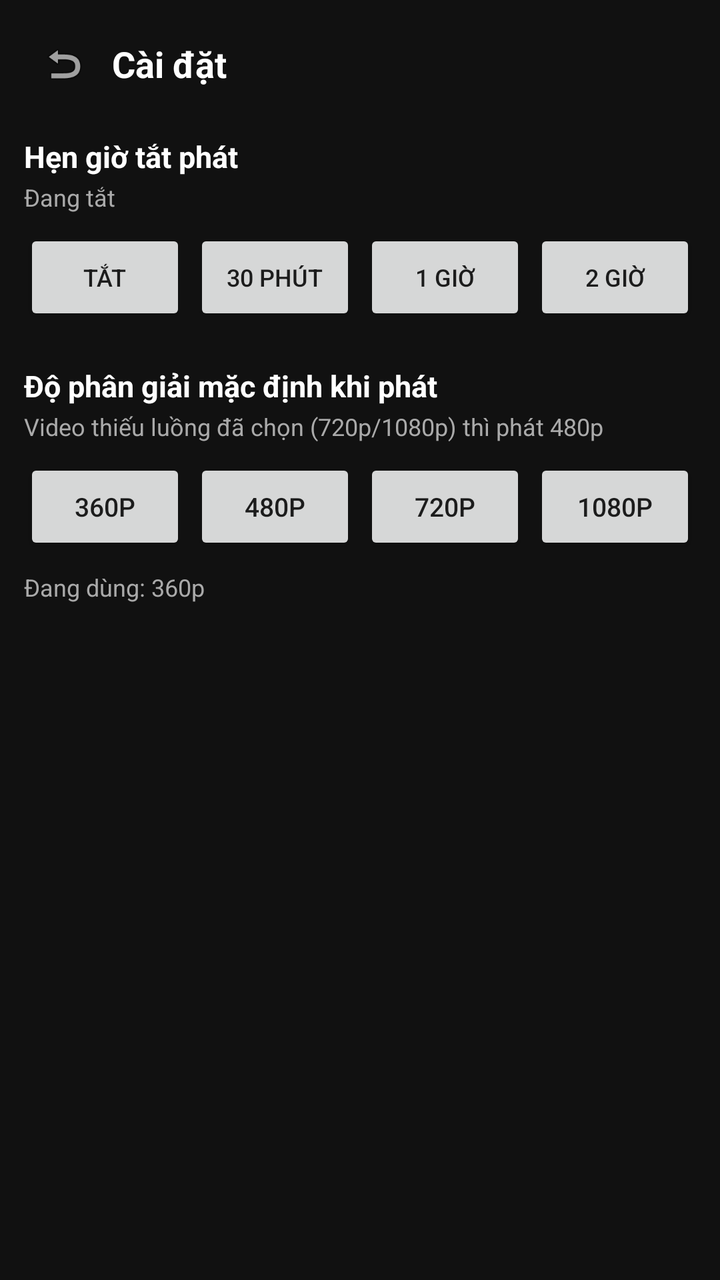
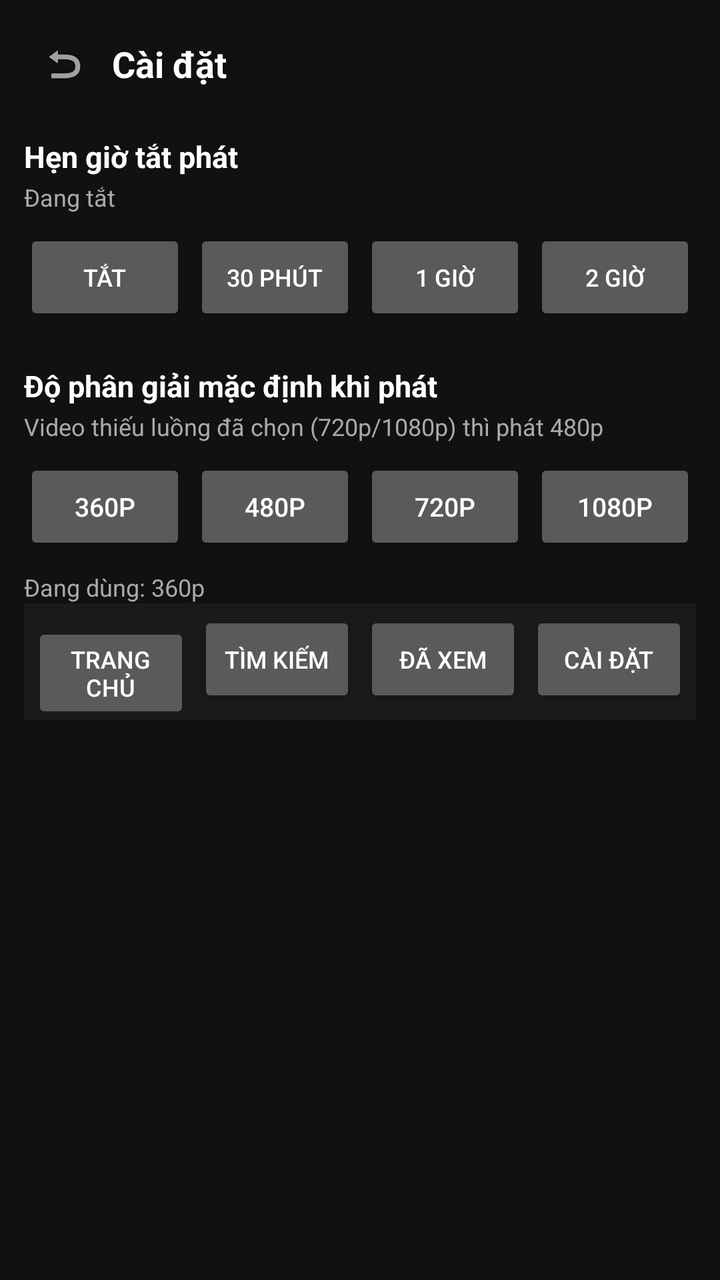

Screens rendered from an Android XML layout before and after an edit, with the pre-edit source and the edit as a unified diff.
<!-- AndroidManifest.xml: application theme Theme.YoutubeLite -->
<!-- res/layout/activity_settings.xml -->
<?xml version="1.0" encoding="utf-8"?>
<LinearLayout xmlns:android="http://schemas.android.com/apk/res/android"
    android:layout_width="match_parent"
    android:layout_height="match_parent"
    android:orientation="vertical"
    android:background="#111"
    android:padding="12dp">

    <LinearLayout
        android:layout_width="match_parent"
        android:layout_height="wrap_content"
        android:orientation="horizontal">

        <ImageView
            android:id="@+id/settings_back_btn"
            android:layout_width="40dp"
            android:layout_height="40dp"
            android:padding="8dp"
            android:src="@android:drawable/ic_menu_revert"
            android:contentDescription="Quay lại" />

        <TextView
            android:layout_width="wrap_content"
            android:layout_height="wrap_content"
            android:layout_gravity="center_vertical"
            android:layout_marginLeft="4dp"
            android:text="Cài đặt"
            android:textColor="#FFF"
            android:textSize="18sp"
            android:textStyle="bold" />
    </LinearLayout>

    
    <TextView
        android:layout_width="match_parent"
        android:layout_height="wrap_content"
        android:layout_marginTop="16dp"
        android:text="Hẹn giờ tắt phát"
        android:textColor="#FFF"
        android:textSize="15sp"
        android:textStyle="bold" />

    <TextView
        android:id="@+id/settings_sleep_state"
        android:layout_width="match_parent"
        android:layout_height="wrap_content"
        android:layout_marginTop="2dp"
        android:textColor="#AAA"
        android:textSize="12sp"
        android:text="Đang tắt" />

    <LinearLayout
        android:id="@+id/settings_sleep_container"
        android:layout_width="match_parent"
        android:layout_height="wrap_content"
        android:layout_marginTop="8dp"
        android:orientation="horizontal">

        <Button
            android:id="@+id/settings_sleep_off"
            android:layout_width="0dp"
            android:layout_weight="1"
            android:layout_height="wrap_content"
            android:text="Tắt"
            android:textSize="12sp" />

        <Button
            android:id="@+id/settings_sleep_30"
            android:layout_width="0dp"
            android:layout_weight="1"
            android:layout_height="wrap_content"
            android:layout_marginLeft="4dp"
            android:text="30 phút"
            android:textSize="12sp" />

        <Button
            android:id="@+id/settings_sleep_60"
            android:layout_width="0dp"
            android:layout_weight="1"
            android:layout_height="wrap_content"
            android:layout_marginLeft="4dp"
            android:text="1 giờ"
            android:textSize="12sp" />

        <Button
            android:id="@+id/settings_sleep_120"
            android:layout_width="0dp"
            android:layout_weight="1"
            android:layout_height="wrap_content"
            android:layout_marginLeft="4dp"
            android:text="2 giờ"
            android:textSize="12sp" />
    </LinearLayout>

    
    <TextView
        android:layout_width="match_parent"
        android:layout_height="wrap_content"
        android:layout_marginTop="20dp"
        android:text="Độ phân giải mặc định khi phát"
        android:textColor="#FFF"
        android:textSize="15sp"
        android:textStyle="bold" />

    <TextView
        android:layout_width="match_parent"
        android:layout_height="wrap_content"
        android:layout_marginTop="2dp"
        android:text="Video thiếu luồng đã chọn (720p/1080p) thì phát 480p"
        android:textColor="#AAA"
        android:textSize="12sp" />

    <LinearLayout
        android:layout_width="match_parent"
        android:layout_height="wrap_content"
        android:layout_marginTop="8dp"
        android:orientation="horizontal">

        <Button
            android:id="@+id/settings_q360"
            android:layout_width="0dp"
            android:layout_weight="1"
            android:layout_height="wrap_content"
            android:text="360p"
            android:textSize="13sp" />

        <Button
            android:id="@+id/settings_q480"
            android:layout_width="0dp"
            android:layout_weight="1"
            android:layout_height="wrap_content"
            android:layout_marginLeft="4dp"
            android:text="480p"
            android:textSize="13sp" />

        <Button
            android:id="@+id/settings_q720"
            android:layout_width="0dp"
            android:layout_weight="1"
            android:layout_height="wrap_content"
            android:layout_marginLeft="4dp"
            android:text="720p"
            android:textSize="13sp" />

        <Button
            android:id="@+id/settings_q1080"
            android:layout_width="0dp"
            android:layout_weight="1"
            android:layout_height="wrap_content"
            android:layout_marginLeft="4dp"
            android:text="1080p"
            android:textSize="13sp" />
    </LinearLayout>

    <TextView
        android:id="@+id/settings_quality_state"
        android:layout_width="match_parent"
        android:layout_height="wrap_content"
        android:layout_marginTop="8dp"
        android:textColor="#AAA"
        android:textSize="12sp"
        android:text="Đang dùng: 360p" />

</LinearLayout>
<!-- resources referenced by this layout -->
<resources>
  <style name="Theme.YoutubeLite" parent="Theme.AppCompat.DayNight.DarkActionBar">
          <item name="colorPrimary">#CC0000</item>
          <item name="colorPrimaryDark">#990000</item>
          <item name="colorAccent">#CC0000</item>
      </style>
</resources>

<!-- the commit's change to res/layout/activity_settings.xml (unified diff, before → after) -->
@@ -161,4 +161,53 @@
         android:textSize="12sp"
         android:text="Đang dùng: 360p" />
 
+    
+    <include
+        android:id="@+id/nav_bar_container"
+        layout="@layout/nav_bar" />
+
 </LinearLayout>
+<!-- res/layout/nav_bar.xml (included above) -->
+<?xml version="1.0" encoding="utf-8"?>
+<LinearLayout xmlns:android="http://schemas.android.com/apk/res/android"
+    android:layout_width="match_parent"
+    android:layout_height="wrap_content"
+    android:background="#1A1A1A"
+    android:orientation="horizontal"
+    android:padding="4dp">
+
+    <Button
+        android:id="@+id/nav_home"
+        android:layout_width="0dp"
+        android:layout_weight="1"
+        android:layout_height="wrap_content"
+        android:text="Trang chủ"
+        android:textSize="12sp" />
+
+    <Button
+        android:id="@+id/nav_search"
+        android:layout_width="0dp"
+        android:layout_weight="1"
+        android:layout_height="wrap_content"
+        android:layout_marginLeft="4dp"
+        android:text="Tìm kiếm"
+        android:textSize="12sp" />
+
+    <Button
+        android:id="@+id/nav_history"
+        android:layout_width="0dp"
+        android:layout_weight="1"
+        android:layout_height="wrap_content"
+        android:layout_marginLeft="4dp"
+        android:text="Đã xem"
+        android:textSize="12sp" />
+
+    <Button
+        android:id="@+id/nav_settings"
+        android:layout_width="0dp"
+        android:layout_weight="1"
+        android:layout_height="wrap_content"
+        android:layout_marginLeft="4dp"
+        android:text="Cài đặt"
+        android:textSize="12sp" />
+</LinearLayout>
<!-- resource entries referenced after the edit -->
@@ -1,9 +1,20 @@
 <!-- resources referenced by this layout -->
 <resources>
-  <style name="Theme.YoutubeLite" parent="Theme.AppCompat.DayNight.DarkActionBar">
+  <style name="Theme.YoutubeLite" parent="Theme.AppCompat.NoActionBar">
           <item name="colorPrimary">#CC0000</item>
           <item name="colorPrimaryDark">#990000</item>
           <item name="colorAccent">#CC0000</item>
+          <item name="android:windowBackground">#111111</item>
+          <item name="android:textColorPrimary">#FFFFFF</item>
+          <item name="android:textColorSecondary">#CCCCCC</item>
+          <item name="alertDialogTheme">@style/Theme.YoutubeLite.Dialog</item>
+      </style>
+  <style name="Theme.YoutubeLite.Dialog" parent="Theme.AppCompat.Dialog.Alert">
+          <item name="colorPrimary">#CC0000</item>
+          <item name="colorAccent">#CC0000</item>
+          <item name="android:windowBackground">#222222</item>
+          <item name="android:textColorPrimary">#FFFFFF</item>
+          <item name="android:textColorSecondary">#CCCCCC</item>
       </style>
 </resources>
 
